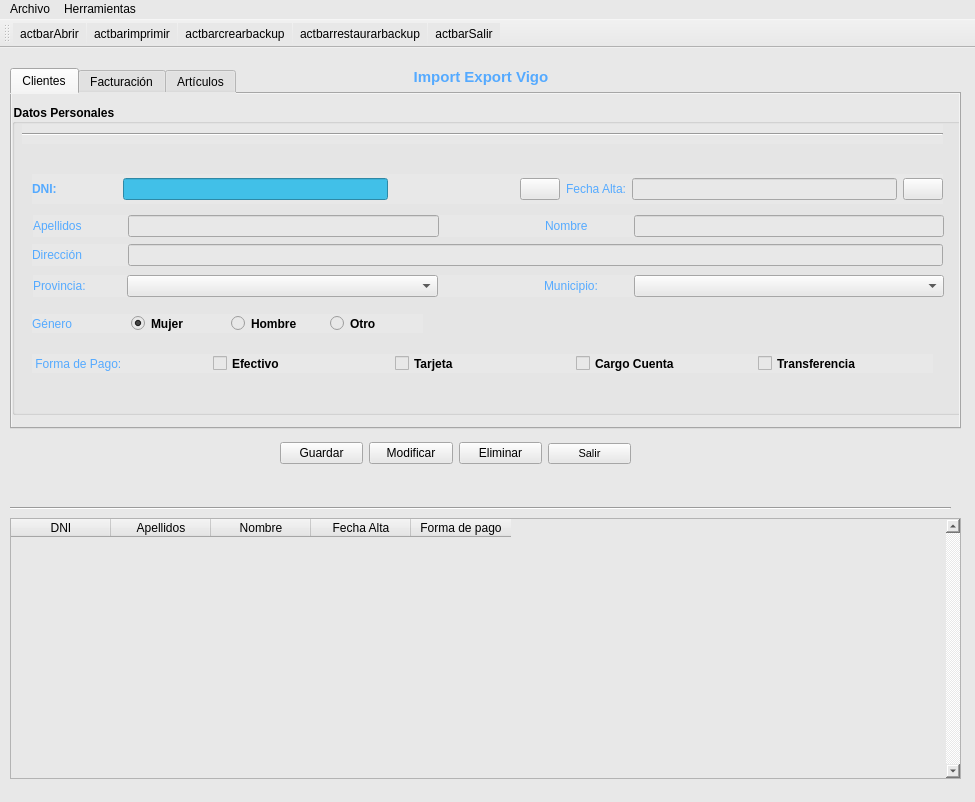
RadicalKill/fernandezserra, file window.ui: the form before one commit.
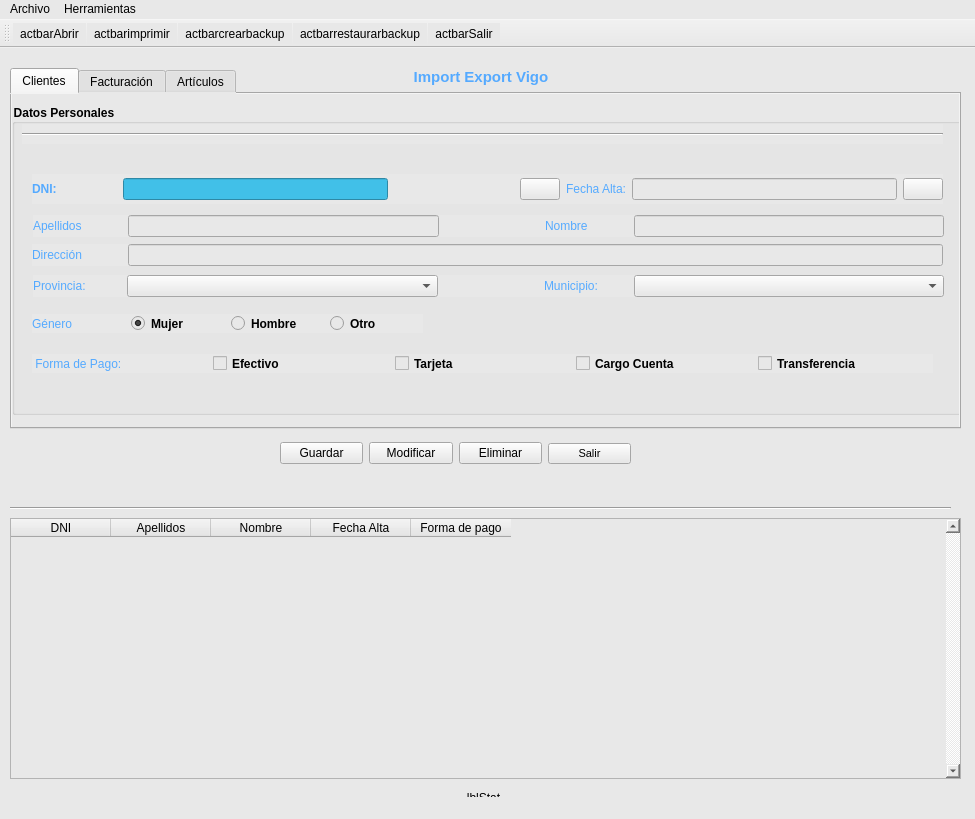
The form after the commit. Icons and pictures are not drawn.

Diff of the .ui file:
```diff
--- a/window.ui
+++ b/window.ui
@@ -7,7 +7,7 @@
     <x>0</x>
     <y>0</y>
     <width>975</width>
-    <height>802</height>
+    <height>819</height>
    </rect>
   </property>
   <property name="windowTitle">
```
Left out of the diff: 24 changed lines with no effect on the pictures.
